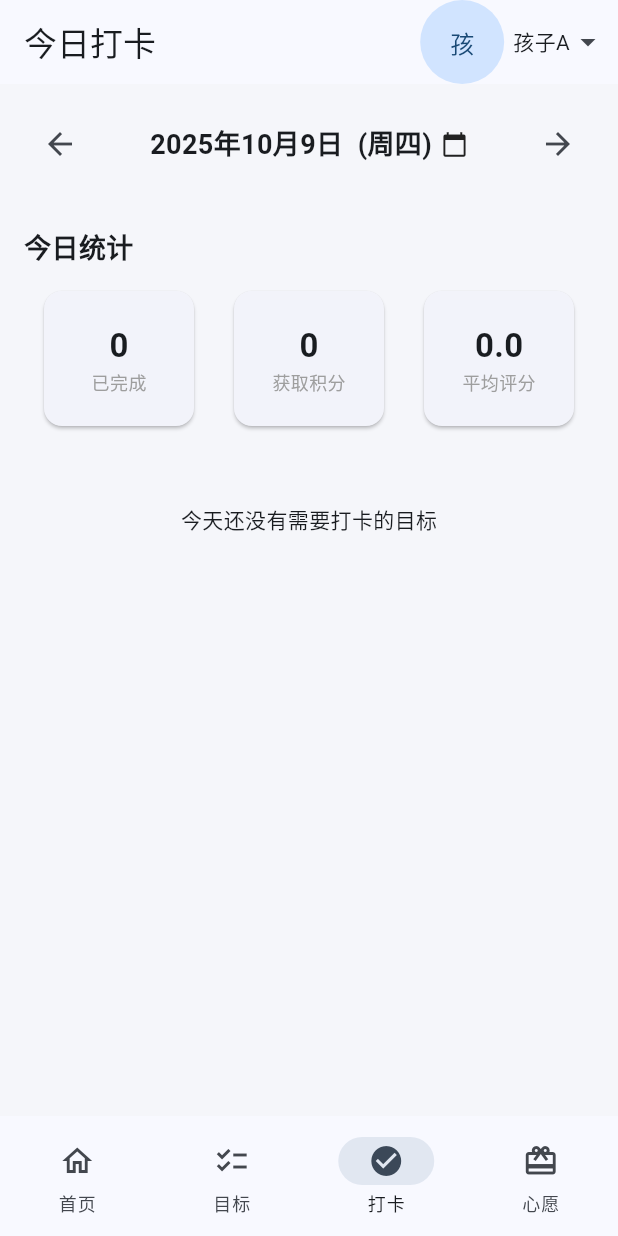
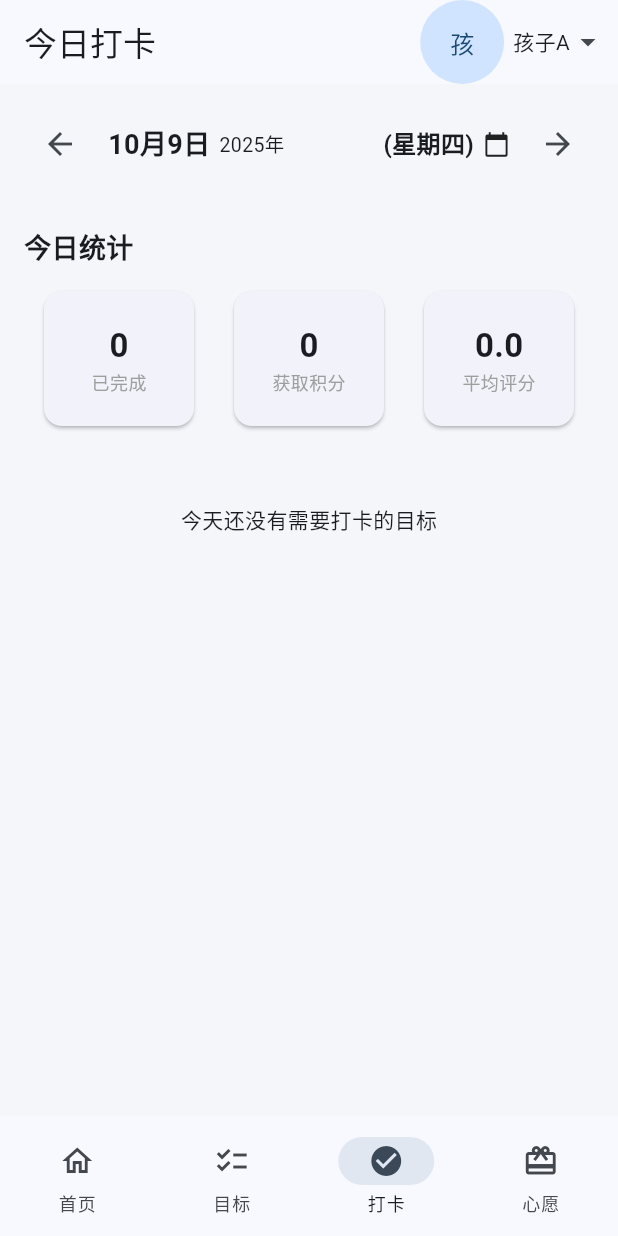
Before and after one commit to lzzhangsan/xingmubiao, a Flutter app: the screen it shows after launch, item 3 of the bottom bar chosen, on a phone screen of 412 x 824 dp. Run offline on Flutter 3.47's test engine with Material 3 defaults, Android fonts, the light colour scheme and no system bars; our stand-ins replace firebase_core, fl_chart, flutter_local_notifications, image_picker, shared_preferences, timezone; accounts and stored records are empty.

Commit message:
日期完整显示2025.10.9-21：16

```diff
--- a/lib/src/screens/checkin_screen.dart
+++ b/lib/src/screens/checkin_screen.dart
@@ -232,7 +232,8 @@ class _DateSelector extends StatelessWidget {
 
   @override
   Widget build(BuildContext context) {
-    final weekdayLabel = DateFormat.E('zh_CN').format(selectedDate); // 周几
+    // 使用 EEEE 显示完整的星期名称，例如 '星期五'
+    final weekdayLabel = DateFormat.EEEE('zh_CN').format(selectedDate);
     return Container(
       padding: const EdgeInsets.all(16),
       child: Row(
@@ -242,20 +243,49 @@ class _DateSelector extends StatelessWidget {
             icon: const Icon(Icons.arrow_back),
             onPressed: () => onDateChanged(selectedDate.subtract(const Duration(days: 1))),
           ),
-          InkWell(
+          Expanded(
+            child: InkWell(
               onTap: onOpenPicker,
               borderRadius: BorderRadius.circular(8),
                   child: Padding(
                 padding: const EdgeInsets.symmetric(horizontal: 8, vertical: 4),
                 child: Row(
+                  mainAxisSize: MainAxisSize.max,
                   children: [
+                    // 优先显示“月日”为主，年份为次要信息（小字号并可截断）
+                    Expanded(
+                      child: Row(
+                        children: [
+                          // 月日（主要信息）
                           Text(
-                    '${selectedDate.year}年${selectedDate.month}月${selectedDate.day}日  ($weekdayLabel)',
+                            '${selectedDate.month}月${selectedDate.day}日',
                             style: const TextStyle(fontSize: 18, fontWeight: FontWeight.bold),
+                            maxLines: 1,
+                            overflow: TextOverflow.ellipsis,
+                          ),
+                          const SizedBox(width: 6),
+                          // 年份放在旁边，样式较小，必要时可截断
+                          Flexible(
+                            child: Text(
+                              '${selectedDate.year}年',
+                              style: TextStyle(fontSize: 13, color: Theme.of(context).textTheme.bodySmall?.color),
+                              maxLines: 1,
+                              overflow: TextOverflow.ellipsis,
+                            ),
+                          ),
+                        ],
+                      ),
+                    ),
+                    const SizedBox(width: 8),
+                    // 始终显示完整的星期几（如：星期五），不截断
+                    Text(
+                      '($weekdayLabel)',
+                      style: const TextStyle(fontSize: 16, fontWeight: FontWeight.bold),
                     ),
                     const SizedBox(width: 6),
                     const Icon(Icons.calendar_today, size: 18),
                   ],
+                ),
               ),
             ),
           ),
```
Lines whose indentation alone changed are shown as unchanged.
